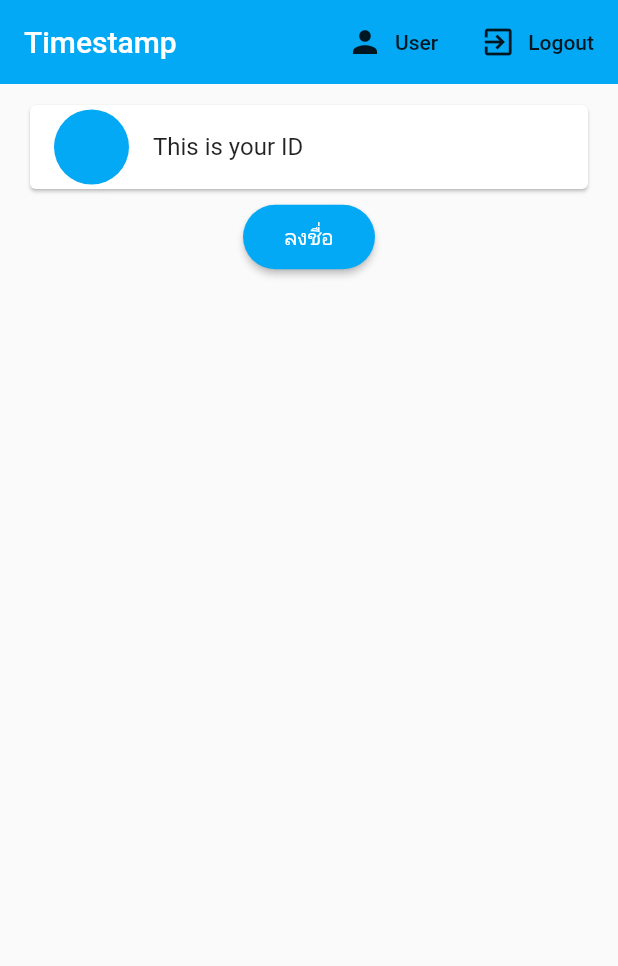
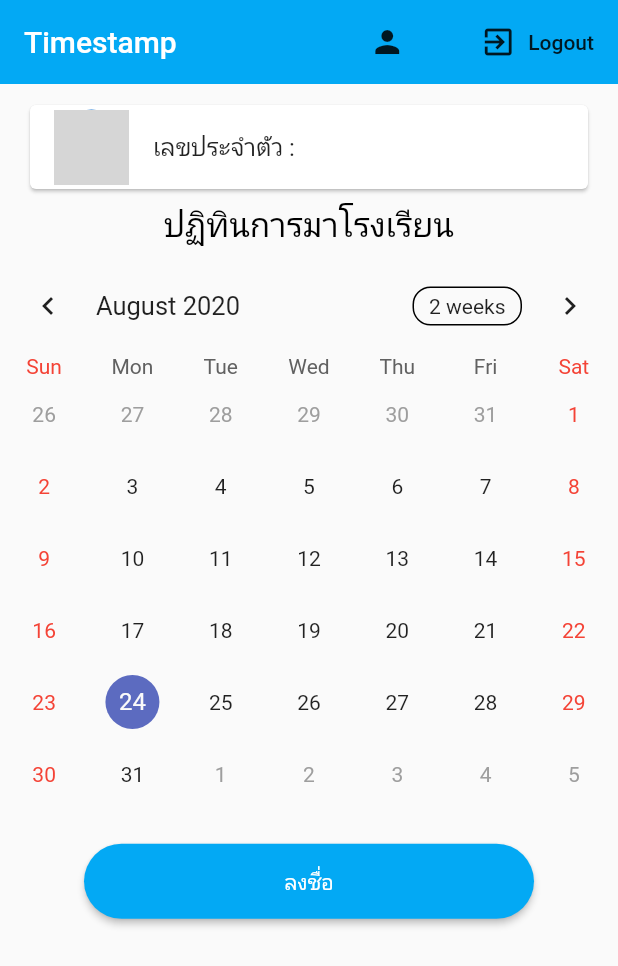
Before and after one commit to themes12/Student-Timestamp, a Flutter app: the screen it shows once a user with an empty profile is signed in, on a phone screen of 412 x 824 dp. Shown: the top 966 px of the screen. Run offline on Flutter 3.47's test engine with Material 2 defaults, Android fonts, the phone set to English and light mode, and no system bars; drawn by our look-alikes of rounded_loading_button, table_calendar; our stand-ins replace cloud_firestore, firebase_auth, flutter_spinkit, fluttertoast; missing offline and left inert: rich_alert; accounts and stored records are empty; network calls fail; grey boxes are pictures that could not be loaded.

Commit message:
- Pub upgrade - New Experience - Delete some features

```diff
--- a/lib/screens/home/home.dart
+++ b/lib/screens/home/home.dart
@@ -7,11 +7,23 @@ import 'package:lks/services/database.dart';
 import 'package:lks/services/http.dart';
 import 'package:lks/shared/loading.dart';
 import 'package:provider/provider.dart';
-import 'package:lks/screens/home/brew_list.dart';
+//import 'package:lks/screens/home/brew_list.dart';
 import 'package:rich_alert/rich_alert.dart';
+import 'package:table_calendar/table_calendar.dart';
+import 'package:rounded_loading_button/rounded_loading_button.dart';
+import 'package:fluttertoast/fluttertoast.dart';
 
-class Home extends StatelessWidget {
 
+class Home extends StatefulWidget {
+  @override
+  _HomeAppState createState() => _HomeAppState();
+
+}
+
+class _HomeAppState extends State<Home> {
+
+  final RoundedLoadingButtonController _btnController = new RoundedLoadingButtonController();
+  CalendarController _controller = CalendarController();
   final AuthService _auth = AuthService();
   final Http _http = Http();
 
@@ -42,8 +54,17 @@ class Home extends StatelessWidget {
               actions: <Widget>[
                 FlatButton.icon(
                   icon: Icon(Icons.person),
-                  label: Text('User'),
-                  onPressed: () => _showSettingsPanel(),
+                  label: Text(userData.id),
+                  onPressed: () =>
+                      Fluttertoast.showToast(
+                      msg: "If you want to change your ID, Please contact Admin.",
+                      toastLength: Toast.LENGTH_SHORT,
+                      gravity: ToastGravity.BOTTOM,
+                      timeInSecForIosWeb: 3,
+                      backgroundColor: Colors.red,
+                      textColor: Colors.white,
+                      fontSize: 16.0
+                  ),//_showSettingsPanel(),
                 ),
                 FlatButton.icon(
                   icon: Icon(Icons.exit_to_app),
@@ -64,22 +85,35 @@ class Home extends StatelessWidget {
                       child: ListTile(
                           leading: CircleAvatar(
                             radius: 25.0,
-                            backgroundColor: Colors.lightBlue,
+                            backgroundImage: NetworkImage('http://ict.lks.ac.th/picpost/student/${userData.id}.jpg'),
                           ),
-                          title: Text("This is your ID ${userData.id}")
+                          title: Text("เลขประจำตัว : ${userData.id}")
                       ),
                     ),
                   ),
                   Padding(
                     padding: const EdgeInsets.only(top: 8.0),
                     child: Center(
-                      child: RaisedButton(
-                        shape: RoundedRectangleBorder(
-                            borderRadius: BorderRadius.circular(24)
+                      child: Text('ปฏิทินการมาโรงเรียน', style: TextStyle(fontSize: 22.0, color: Colors.black)),
                     ),
+                  ),
+                  Padding(
+                    padding: const EdgeInsets.only(top: 8.0),
+                    child: TableCalendar(
+                      rowHeight: 48,
+                      calendarController: _controller,
+                      initialCalendarFormat: CalendarFormat.month,
+                    ),
+                  ),
+                  Padding(
+                    padding: const EdgeInsets.only(top: 22.5, bottom: 22.5),
+                    child: Center(
+                      child: RoundedLoadingButton(
+                        controller: _btnController,
                         onPressed: () async {
                           dynamic result = await _http.sendStudentID(userData.id);
                           if(result == null){
+                            _btnController.reset();
                             showDialog(
                                 context: context,
                                 builder: (BuildContext context) {
@@ -90,7 +124,7 @@ class Home extends StatelessWidget {
                                     actions: <Widget>[
                                       FlatButton(
                                         child: Text("OK"),
-                                        onPressed: (){
+                                        onPressed: () async {
                                           Navigator.pop(context);
                                         },
                                         color: Colors.lightBlue,
@@ -100,7 +134,9 @@ class Home extends StatelessWidget {
                                 }
                             );
                           }else{
+                            _btnController.success();
                             if(result['statusCode'] == "SUCCESS"){
+                              _btnController.reset();
                               showDialog(
                                   context: context,
                                   builder: (BuildContext context) {
@@ -121,6 +157,7 @@ class Home extends StatelessWidget {
                                   }
                               );
                             }else{
+                              _btnController.reset();
                               showDialog(
                                   context: context,
                                   builder: (BuildContext context) {
@@ -143,7 +180,6 @@ class Home extends StatelessWidget {
                             }
                           }
                         },
-                        padding: EdgeInsets.all(12),
                         color: Colors.lightBlue,
                         child: Text('ลงชื่อ', style: TextStyle(color: Colors.white)),
                       ),
@@ -159,4 +195,5 @@ class Home extends StatelessWidget {
       }
     );
   }
+
 }
--- a/pubspec.yaml
+++ b/pubspec.yaml
@@ -34,6 +34,9 @@ dependencies:
   flutter_spinkit: "^4.1.2"
   http: ^0.12.1
   rich_alert: ^0.1.32
+  table_calendar: ^2.2.3
+  rounded_loading_button: ^1.0.0
+  fluttertoast: ^7.0.2
 
 dev_dependencies:
   flutter_test:
```
Also changed, not shown: lib/screens/home/settings_form.dart (+6 -1 lines), pubspec.lock, 4 other files. Lines whose indentation alone changed are shown as unchanged.
